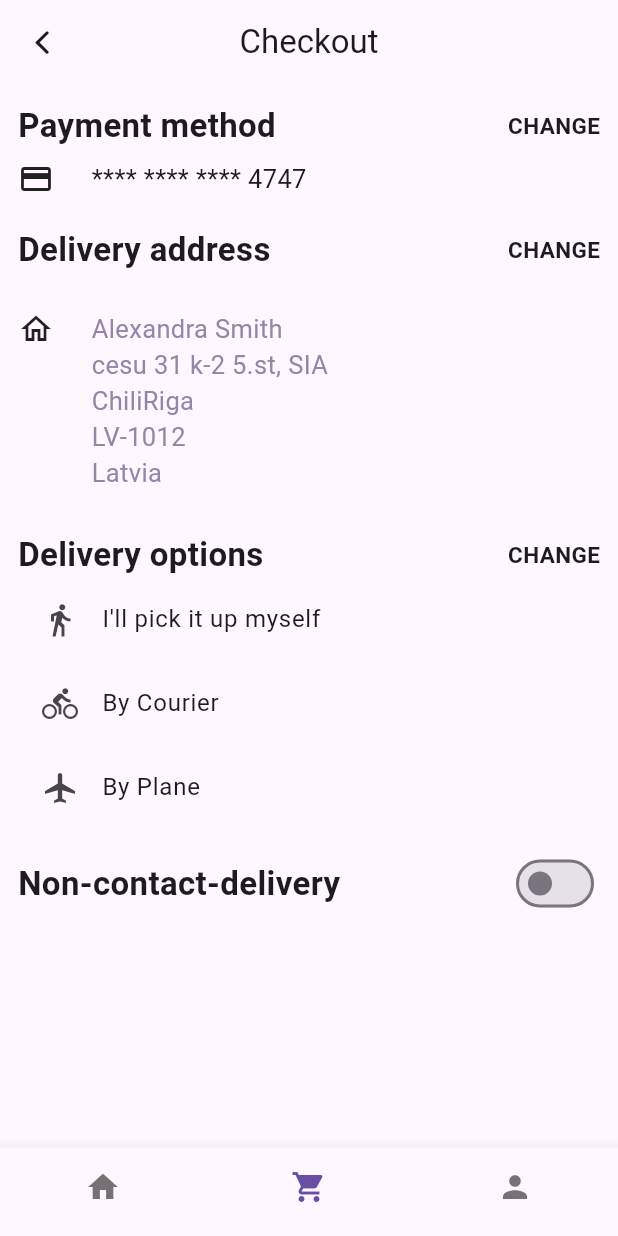
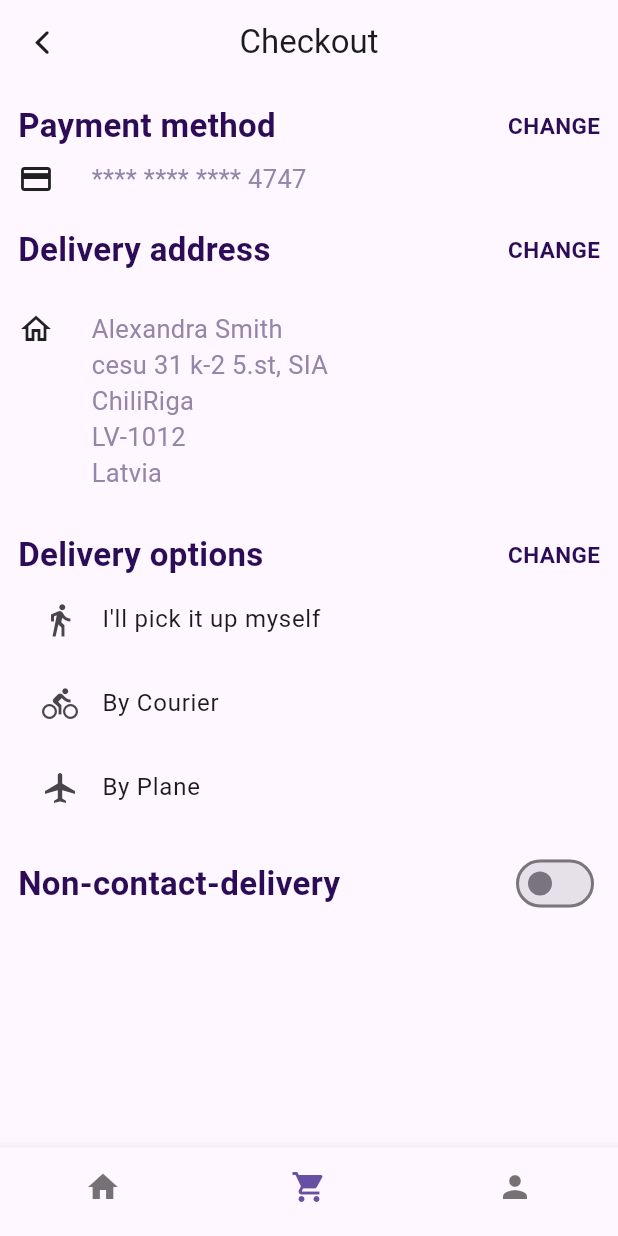
Before and after one commit to tanjilalom/Food-Delivery, a Flutter app: the screen it shows after launch, item 2 of the bottom bar chosen, on a phone screen of 412 x 824 dp. Run offline on Flutter 3.47's test engine with Material 3 defaults, Android fonts, the phone set to English and light mode, and no system bars; our stand-ins replace get.

Commit message:
design updated

```diff
--- a/lib/screen/checkout.dart
+++ b/lib/screen/checkout.dart
@@ -34,11 +34,17 @@ class _CheckoutState extends State<Checkout> {
               children: [
                 Text(
                   'Payment method',
-                  style: TextStyle(fontSize: 22, fontWeight: FontWeight.w700),
+                  style: TextStyle(
+                      fontSize: 22,
+                      fontWeight: FontWeight.w700,
+                      color: Color(0xff2D0C57)),
                 ),
                 Text(
                   'CHANGE',
-                  style: TextStyle(fontSize: 15, fontWeight: FontWeight.w600),
+                  style: TextStyle(
+                      fontSize: 15,
+                      fontWeight: FontWeight.w600,
+                      color: Color(0xff2D0C57)),
                 ),
               ],
             ),
@@ -53,7 +59,10 @@ class _CheckoutState extends State<Checkout> {
                 ),
                 Text(
                   '**** **** **** 4747',
-                  style: TextStyle(fontSize: 17, fontWeight: FontWeight.w400),
+                  style: TextStyle(
+                      fontSize: 17,
+                      fontWeight: FontWeight.w400,
+                      color: Color(0xff9586A8)),
                 ),
               ],
             ),
@@ -65,11 +74,17 @@ class _CheckoutState extends State<Checkout> {
               children: [
                 Text(
                   'Delivery address',
-                  style: TextStyle(fontSize: 22, fontWeight: FontWeight.w700),
+                  style: TextStyle(
+                      fontSize: 22,
+                      fontWeight: FontWeight.w700,
+                      color: Color(0xff2D0C57)),
                 ),
                 Text(
                   'CHANGE',
-                  style: TextStyle(fontSize: 15, fontWeight: FontWeight.w600),
+                  style: TextStyle(
+                      fontSize: 15,
+                      fontWeight: FontWeight.w600,
+                      color: Color(0xff2D0C57)),
                 ),
               ],
             ),
@@ -106,12 +121,19 @@ class _CheckoutState extends State<Checkout> {
             Row(
               mainAxisAlignment: MainAxisAlignment.spaceBetween,
               children: [
-                Text('Delivery options',
-                    style:
-                        TextStyle(fontSize: 22, fontWeight: FontWeight.w700)),
+                Text(
+                  'Delivery options',
+                  style: TextStyle(
+                      fontSize: 22,
+                      fontWeight: FontWeight.w700,
+                      color: Color(0xff2D0C57)),
+                ),
                 Text(
                   'CHANGE',
-                  style: TextStyle(fontSize: 15, fontWeight: FontWeight.w600),
+                  style: TextStyle(
+                      fontSize: 15,
+                      fontWeight: FontWeight.w600,
+                      color: Color(0xff2D0C57)),
                 ),
               ],
             ),
@@ -132,7 +154,10 @@ class _CheckoutState extends State<Checkout> {
               children: [
                 Text(
                   'Non-contact-delivery',
-                  style: TextStyle(fontSize: 22, fontWeight: FontWeight.w700),
+                  style: TextStyle(
+                      fontSize: 22,
+                      fontWeight: FontWeight.w700,
+                      color: Color(0xff2D0C57)),
                 ),
                 Switch(
                   // This bool value toggles the switch.
--- a/lib/screen/vegetables.dart
+++ b/lib/screen/vegetables.dart
@@ -41,6 +41,9 @@ class _VegetablesState extends State<Vegetables> {
                 prefixIcon: Icon(Icons.search),
                 hintText: 'Search',
                 enabledBorder: OutlineInputBorder(
+                  borderRadius: BorderRadius.circular(27),
+                ),
+                focusedBorder: OutlineInputBorder(
                   borderRadius: BorderRadius.circular(27),
                 ),
               ),
--- a/lib/widget/creditcard.dart
+++ b/lib/widget/creditcard.dart
@@ -1,6 +1,5 @@
 import 'package:deliveryapp_ui/widget/textfield_widget.dart';
 import 'package:flutter/material.dart';
-import 'package:get/get.dart';
 
 class CreditCard extends StatefulWidget {
   CreditCard({
```
Also changed, not shown: lib/screen/categories.dart (+3 -6 lines), lib/widget/filter_chip_widget.dart (+11 -8 lines).
